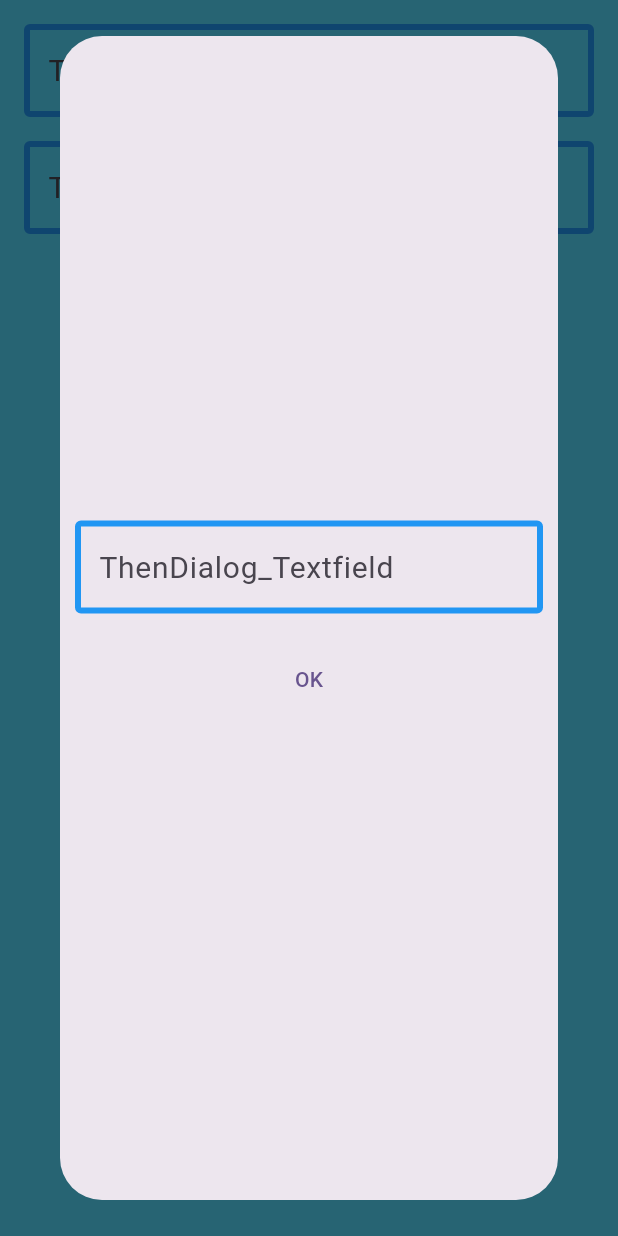
After one commit to GKING1029/Text_Field_Screens, a Flutter app: the screen it shows after launch, after a tap on "Show Then Dialog", on a phone screen of 412 x 824 dp. The commit adds this screen. Run offline on Flutter 3.47's test engine with Material 3 defaults, Android fonts, the phone set to English and light mode, and no system bars; our stand-ins replace flutter_otp_text_field, fluttertoast.

Commit message:
added dialog screens
Used Then Dialog & Interface Dialog

```diff
--- a/lib/Info_screen.dart
+++ b/lib/Info_screen.dart
@@ -1,7 +1,7 @@
 import 'package:flutter/material.dart';
 import 'package:flutter/services.dart';
 import 'package:fluttertoast/fluttertoast.dart';
-import 'package:text_field_screens/input_screen.dart';
+import 'package:text_field_screens/otp_screen.dart';
 
 class InfoScreen extends StatefulWidget {
   const InfoScreen({super.key});
@@ -32,7 +32,7 @@ class _InfoScreenState extends State<InfoScreen> {
       Fluttertoast.showToast(msg: "Enter valid address");
     } else {
       Navigator.push(context,
-          MaterialPageRoute(builder: ((context) => const Input_screen())));
+          MaterialPageRoute(builder: ((context) => const OTPScreen())));
     }
   }
 
@@ -156,7 +156,7 @@ class _InfoScreenState extends State<InfoScreen> {
                       Navigator.push(
                           context,
                           MaterialPageRoute(
-                              builder: ((context) => const Input_screen())));
+                              builder: ((context) => const OTPScreen())));
                     },
                     child: const Padding(
                       padding: EdgeInsets.all(15),
--- a/lib/input_screen.dart
+++ b/lib/input_screen.dart
@@ -1,54 +1,142 @@
 import 'package:flutter/material.dart';
+
 import 'package:fluttertoast/fluttertoast.dart';
+import 'package:text_field_screens/dialog_screen.dart';
+import 'package:text_field_screens/then_dialog_screen.dart';
 
-class Input_screen extends StatefulWidget {
-  const Input_screen({super.key});
+class Input_Screen extends StatefulWidget {
+  const Input_Screen({super.key});
+  // final String name, password;
+  // const Input_Screen({super.key, required this.name, required this.password});
 
   @override
-  State<Input_screen> createState() => _Input_screenState();
+  State<Input_Screen> createState() => _Input_ScreenState();
 }
 
-class _Input_screenState extends State<Input_screen> {
+class _Input_ScreenState extends State<Input_Screen> implements OnClick {
   var textEditingController = TextEditingController();
   var collegeTextEditingController = TextEditingController();
-  var textFocusNode = FocusNode();
-  var collegeFocusNode = FocusNode();
-  checkFunctions() {
+  var editingTextFocusNode = FocusNode();
+  var collegeTextFocusNode = FocusNode();
+
+  // _Input_ScreenState(String name) {
+  //   textEditingController.text = name;
+  // }
+
+  // @override
+  // initState() {
+  //   super.initState();
+  //   print("name ${widget.name} password ${widget.password}");
+  //   collegeTextEditingController.text = widget.password;
+  //   setState(() {});
+  // }
+
+  checkValidation() {
     if (textEditingController.text.isEmpty) {
-      Fluttertoast.showToast(msg: "Enter something");
+      Fluttertoast.showToast(msg: "Enter Something in Textfield 1");
     } else if (collegeTextEditingController.text.isEmpty) {
-      Fluttertoast.showToast(msg: "Enter college name");
+      Fluttertoast.showToast(msg: "Enter Something in Textfield 2");
+    } else {
+      ScaffoldMessenger.of(context).showSnackBar(SnackBar(
+          content: Text("This is snackbar"),
+          action: SnackBarAction(
+              label: "Ok",
+              onPressed: () {
+                Fluttertoast.showToast(msg: "This is Flutertoast");
+              })));
     }
   }
 
   @override
   Widget build(BuildContext context) {
-    return const Scaffold(
-      body: Row(
-          mainAxisAlignment: MainAxisAlignment.spaceAround,
-          crossAxisAlignment: CrossAxisAlignment.center,
-          children: [
-            Column(
-              mainAxisAlignment: MainAxisAlignment.center,
-              children: [
-                Icon(
-                  Icons.thumb_up,
-                  size: 100,
-                  shadows: [
-                    Shadow(
-                        color: Colors.grey, blurRadius: 5, offset: Offset(2, 5))
-                  ],
-                ),
-                Text(
-                  "Nice",
-                  style: TextStyle(fontSize: 50, shadows: [
-                    Shadow(
-                        color: Colors.grey, blurRadius: 5, offset: Offset(2, 5))
-                  ]),
-                )
-              ],
+    return Scaffold(
+        backgroundColor: Color.fromARGB(255, 86, 217, 250),
+        body: Padding(
+          padding: const EdgeInsets.all(8.0),
+          child: Column(children: [
+            Padding(
+              padding: const EdgeInsets.all(8.0),
+              child: TextField(
+                controller: textEditingController,
+                focusNode: editingTextFocusNode,
+                decoration: const InputDecoration(
+                    hintText: "Textfield_1",
+                    counterText: "",
+                    enabledBorder: OutlineInputBorder(
+                        borderSide: BorderSide(color: Colors.blue, width: 4)),
+                    focusedBorder: OutlineInputBorder(
+                        borderSide: BorderSide(color: Colors.blue, width: 4))),
+                style: const TextStyle(fontSize: 20),
+                maxLines: 1,
+                maxLength: 20,
+                onSubmitted: (value) {
+                  collegeTextFocusNode.requestFocus();
+                },
+              ),
+            ),
+            Padding(
+              padding: const EdgeInsets.all(8.0),
+              child: TextField(
+                controller: collegeTextEditingController,
+                focusNode: collegeTextFocusNode,
+                decoration: const InputDecoration(
+                    hintText: "Textfield_2",
+                    counterText: "",
+                    enabledBorder: OutlineInputBorder(
+                        borderSide: BorderSide(color: Colors.blue, width: 4)),
+                    focusedBorder: OutlineInputBorder(
+                        borderSide: BorderSide(color: Colors.blue, width: 4))),
+                style: const TextStyle(fontSize: 20),
+                maxLines: 1,
+                maxLength: 20,
+                onSubmitted: (value) {
+                  checkValidation();
+                },
+              ),
+            ),
+            Padding(
+              padding: const EdgeInsets.all(8.0),
+              child: ElevatedButton(
+                onPressed: () {
+                  print(textEditingController.text);
+                  checkValidation();
+                },
+                child: Text("Submit"),
+              ),
+            ),
+            Padding(
+              padding: const EdgeInsets.all(8.0),
+              child: TextButton(
+                  onPressed: () {
+                    showDialog(
+                        context: context,
+                        builder: (context) => InterfaceDialogScreen(
+                              onClick: this,
+                            ));
+                  },
+                  child: Text("Show Dialog")),
+            ),
+            Padding(
+              padding: const EdgeInsets.all(8.0),
+              child: OutlinedButton(
+                  onPressed: () {
+                    showDialog(
+                        context: context,
+                        builder: (context) => ThenDialogScreen()).then((value) {
+                      if (value != null) {
+                        textEditingController.text = value;
+                        setState(() {});
+                      }
+                    });
+                  },
+                  child: Text("Show Then Dialog")),
             )
           ]),
-    );
+        ));
+  }
+
+  @override
+  void onClickFunction() {
+    Fluttertoast.showToast(msg: "Button clicked");
   }
 }
--- a/lib/main.dart
+++ b/lib/main.dart
@@ -1,6 +1,8 @@
 import 'package:flutter/material.dart';
-import 'package:text_field_screens/form_field_screen.dart';
-import 'package:text_field_screens/sliver_appbar.dart';
+import 'package:text_field_screens/input_screen.dart';
+// import 'package:text_field_screens/form_field_screen.dart';
+// import 'package:text_field_screens/list_view_screen.dart';
+// import 'package:text_field_screens/sliver_appbar.dart';
 
 void main() {
   runApp(const MyApp());
@@ -16,25 +18,10 @@ class MyApp extends StatelessWidget {
       debugShowCheckedModeBanner: false,
       title: 'Flutter Demo',
       theme: ThemeData(
-        // This is the theme of your application.
-        //
-        // TRY THIS: Try running your application with "flutter run". You'll see
-        // the application has a purple toolbar. Then, without quitting the app,
-        // try changing the seedColor in the colorScheme below to Colors.green
-        // and then invoke "hot reload" (save your changes or press the "hot
-        // reload" button in a Flutter-supported IDE, or press "r" if you used
-        // the command line to start the app).
-        //
-        // Notice that the counter didn't reset back to zero; the application
-        // state is not lost during the reload. To reset the state, use hot
-        // restart instead.
-        //
-        // This works for code too, not just values: Most code changes can be
-        // tested with just a hot reload.
         colorScheme: ColorScheme.fromSeed(seedColor: Colors.deepPurple),
         useMaterial3: true,
       ),
-      home: const SliverAppbar(),
+      home: const Input_Screen(),
     );
   }
 }
--- /dev/null
+++ b/lib/then_dialog_screen.dart
@@ -0,0 +1,52 @@
+import 'package:flutter/material.dart';
+import 'package:fluttertoast/fluttertoast.dart';
+
+class ThenDialogScreen extends StatefulWidget {
+  const ThenDialogScreen({super.key});
+
+  @override
+  State<ThenDialogScreen> createState() => _ThenDialogScreenState();
+}
+
+class _ThenDialogScreenState extends State<ThenDialogScreen> {
+  var nameController = TextEditingController();
+  @override
+  Widget build(BuildContext context) {
+    return Dialog(
+      child: Column(
+        mainAxisAlignment: MainAxisAlignment.center,
+        crossAxisAlignment: CrossAxisAlignment.center,
+        children: [
+          Padding(
+            padding: const EdgeInsets.all(10),
+            child: TextField(
+              controller: nameController,
+              decoration: const InputDecoration(
+                  hintText: "ThenDialog_Textfield",
+                  counterText: "",
+                  enabledBorder: OutlineInputBorder(
+                      borderSide: BorderSide(color: Colors.blue, width: 4)),
+                  focusedBorder: OutlineInputBorder(
+                      borderSide: BorderSide(color: Colors.blue, width: 4))),
+              style: const TextStyle(fontSize: 20),
+              maxLines: 1,
+              maxLength: 20,
+            ),
+          ),
+          Padding(
+            padding: const EdgeInsets.all(10),
+            child: TextButton(
+                onPressed: () {
+                  if (nameController.text.toString().isEmpty) {
+                    Fluttertoast.showToast(msg: "Enter Something");
+                  } else {
+                    Navigator.of(context).pop(nameController.text.toString());
+                  }
+                },
+                child: Text("OK")),
+          )
+        ],
+      ),
+    );
+  }
+}
```
Also changed, not shown: lib/dialog_screen.dart (added, +34 -0 lines), 1 other file.
